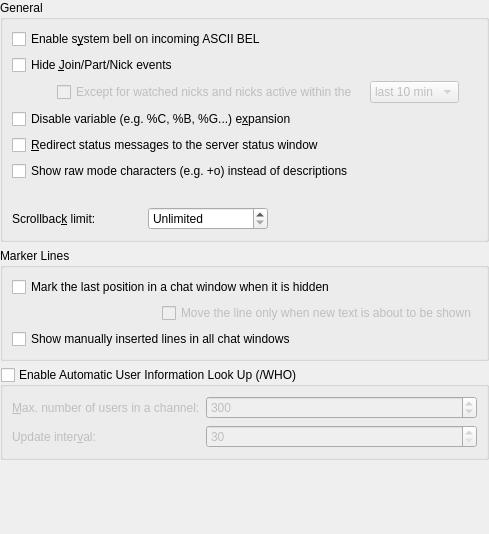
Old version of the form src/config/chatwindowbehaviour_config.ui in the repository KDE/konversation.
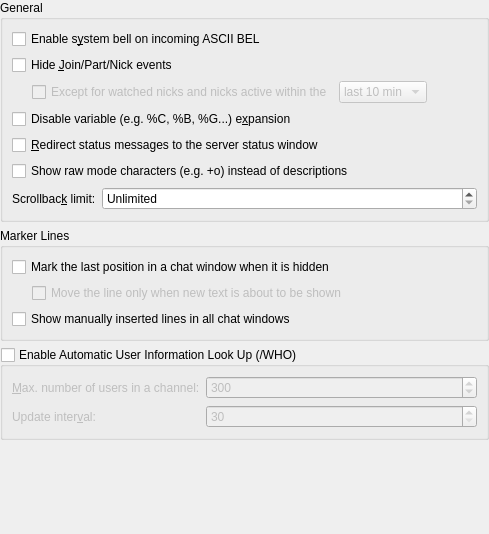
New version of the form. Custom widgets are drawn as their Qt base class.

Commit message:
Indent subordinante options consistently with a 20 px spacer
Height 0 to not accidentally blow the line height by bigger values
20 px is the width used across KDE Frameworks these days

Patch:
```diff
--- a/src/config/chatwindowbehaviour_config.ui
+++ b/src/config/chatwindowbehaviour_config.ui
@@ -28,8 +28,8 @@
      <property name="title">
       <string>General</string>
      </property>
-     <layout class="QGridLayout" name="gridLayout_3">
-      <item row="0" column="0" colspan="4">
+     <layout class="QFormLayout" name="formLayout_2">
+      <item row="0" column="0" colspan="2">
        <widget class="QCheckBox" name="kcfg_Beep">
         <property name="whatsThis">
          <string>Sounds the system bell when you receive an ASCII BEL (0x07) control character</string>
@@ -39,89 +39,14 @@
         </property>
        </widget>
       </item>
-      <item row="1" column="0" colspan="3">
+      <item row="2" column="0" colspan="2">
        <widget class="QCheckBox" name="kcfg_HideUnimportantEvents">
         <property name="text">
          <string>Hide &amp;Join/Part/Nick events</string>
         </property>
        </widget>
       </item>
-      <item row="2" column="0">
-       <spacer name="horizontalSpacer">
-        <property name="orientation">
-         <enum>Qt::Horizontal</enum>
-        </property>
-        <property name="sizeType">
-         <enum>QSizePolicy::Fixed</enum>
-        </property>
-        <property name="sizeHint" stdset="0">
-         <size>
-          <width>16</width>
-          <height>20</height>
-         </size>
-        </property>
-       </spacer>
-      </item>
-      <item row="2" column="1" colspan="3">
-       <widget class="QCheckBox" name="kcfg_HideUnimportantEventsExcludeActive">
-        <property name="enabled">
-         <bool>false</bool>
-        </property>
-        <property name="whatsThis">
-         <string>If checked, only events concerning active and watched nicks will be displayed.</string>
-        </property>
-        <property name="text">
-         <string>Except for watched nicks and nicks active within the</string>
-        </property>
-       </widget>
-      </item>
-      <item row="2" column="4">
-       <widget class="KComboBox" name="kcfg_HideUnimportantEventsExcludeActiveThreshold">
-        <property name="enabled">
-         <bool>false</bool>
-        </property>
-        <property name="sizePolicy">
-         <sizepolicy hsizetype="Minimum" vsizetype="Fixed">
-          <horstretch>0</horstretch>
-          <verstretch>0</verstretch>
-         </sizepolicy>
-        </property>
-        <item>
-         <property name="text">
-          <string comment="Is prefaced with: Except for watched nicks and nicks active within the">last 10 min</string>
-         </property>
-        </item>
-        <item>
-         <property name="text">
-          <string comment="Is prefaced with: Except for watched nicks and nicks active within the">last hour</string>
-         </property>
-        </item>
-        <item>
-         <property name="text">
-          <string comment="Is prefaced with: Except for watched nicks and nicks active within the">last day</string>
-         </property>
-        </item>
-        <item>
-         <property name="text">
-          <string comment="Is prefaced with: Except for watched nicks and nicks active within the">last week</string>
-         </property>
-        </item>
-       </widget>
-      </item>
-      <item row="2" column="5">
-       <spacer name="horizontalSpacer_2">
-        <property name="orientation">
-         <enum>Qt::Horizontal</enum>
-        </property>
-        <property name="sizeHint" stdset="0">
-         <size>
-          <width>40</width>
-          <height>20</height>
-         </size>
-        </property>
-       </spacer>
-      </item>
-      <item row="3" column="0" colspan="4">
+      <item row="6" column="0" colspan="2">
        <widget class="QCheckBox" name="kcfg_DisableExpansion">
         <property name="whatsThis">
          <string>Do not expand variables when sending text to the server. A variable starts with '%'; for example, %B will expand to the characters needed to make a text bold.</string>
@@ -131,14 +56,14 @@
         </property>
        </widget>
       </item>
-      <item row="4" column="0" colspan="4">
+      <item row="8" column="0" colspan="2">
        <widget class="QCheckBox" name="kcfg_RedirectServerAndAppMsgToStatusPane">
         <property name="text">
          <string>&amp;Redirect status messages to the server status window</string>
         </property>
        </widget>
       </item>
-      <item row="5" column="0" colspan="5">
+      <item row="10" column="0" colspan="2">
        <widget class="QCheckBox" name="kcfg_UseLiteralModes">
         <property name="whatsThis">
          <string>Keep channel mode string as a combination of characters instead of translating them into human readable words. E.g. '*** Channel modes: no messages from outside' will become '*** Channel modes: n'</string>
@@ -148,39 +73,7 @@
         </property>
        </widget>
       </item>
-      <item row="6" column="0" colspan="5">
-       <spacer name="spacer1_2">
-        <property name="orientation">
-         <enum>Qt::Horizontal</enum>
-        </property>
-        <property name="sizeType">
-         <enum>QSizePolicy::Expanding</enum>
-        </property>
-        <property name="sizeHint" stdset="0">
-         <size>
-          <width>410</width>
-          <height>20</height>
-         </size>
-        </property>
-       </spacer>
-      </item>
-      <item row="7" column="0" colspan="2">
-       <widget class="QLabel" name="textLabel1">
-        <property name="whatsThis">
-         <string>How many lines to keep in buffers, 0 = unlimited</string>
-        </property>
-        <property name="text">
-         <string>Scrollbac&amp;k limit:</string>
-        </property>
-        <property name="wordWrap">
-         <bool>false</bool>
-        </property>
-        <property name="buddy">
-         <cstring>kcfg_ScrollbackMax</cstring>
-        </property>
-       </widget>
-      </item>
-      <item row="7" column="2">
+      <item row="11" column="1">
        <widget class="KPluralHandlingSpinBox" name="kcfg_ScrollbackMax">
         <property name="minimumSize">
          <size>
@@ -199,21 +92,100 @@
         </property>
        </widget>
       </item>
-      <item row="7" column="3" colspan="2">
-       <spacer name="spacer1">
-        <property name="orientation">
-         <enum>Qt::Horizontal</enum>
+      <item row="11" column="0">
+       <widget class="QLabel" name="textLabel1">
+        <property name="whatsThis">
+         <string>How many lines to keep in buffers, 0 = unlimited</string>
         </property>
-        <property name="sizeType">
-         <enum>QSizePolicy::Expanding</enum>
+        <property name="text">
+         <string>Scrollbac&amp;k limit:</string>
         </property>
-        <property name="sizeHint" stdset="0">
-         <size>
-          <width>230</width>
-          <height>20</height>
-         </size>
+        <property name="wordWrap">
+         <bool>false</bool>
         </property>
-       </spacer>
+        <property name="buddy">
+         <cstring>kcfg_ScrollbackMax</cstring>
+        </property>
+       </widget>
+      </item>
+      <item row="3" column="0" colspan="2">
+       <layout class="QHBoxLayout" name="horizontalLayout">
+        <item>
+         <spacer name="indentHideUnimportantEventsExcludeActiveSpacer">
+          <property name="orientation">
+           <enum>Qt::Horizontal</enum>
+          </property>
+          <property name="sizeType">
+           <enum>QSizePolicy::Fixed</enum>
+          </property>
+          <property name="sizeHint" stdset="0">
+           <size>
+            <width>20</width>
+            <height>0</height>
+           </size>
+          </property>
+         </spacer>
+        </item>
+        <item>
+         <widget class="QCheckBox" name="kcfg_HideUnimportantEventsExcludeActive">
+          <property name="enabled">
+           <bool>false</bool>
+          </property>
+          <property name="whatsThis">
+           <string>If checked, only events concerning active and watched nicks will be displayed.</string>
+          </property>
+          <property name="text">
+           <string>Except for watched nicks and nicks active within the</string>
+          </property>
+         </widget>
+        </item>
+        <item>
+         <widget class="KComboBox" name="kcfg_HideUnimportantEventsExcludeActiveThreshold">
+          <property name="enabled">
+           <bool>false</bool>
+          </property>
+          <property name="sizePolicy">
+           <sizepolicy hsizetype="Minimum" vsizetype="Fixed">
+            <horstretch>0</horstretch>
+            <verstretch>0</verstretch>
+           </sizepolicy>
+          </property>
+          <item>
+           <property name="text">
+            <string comment="Is prefaced with: Except for watched nicks and nicks active within the">last 10 min</string>
+           </property>
+          </item>
+          <item>
+           <property name="text">
+            <string comment="Is prefaced with: Except for watched nicks and nicks active within the">last hour</string>
+           </property>
+          </item>
+          <item>
+           <property name="text">
+            <string comment="Is prefaced with: Except for watched nicks and nicks active within the">last day</string>
+           </property>
+          </item>
+          <item>
+           <property name="text">
+            <string comment="Is prefaced with: Except for watched nicks and nicks active within the">last week</string>
+           </property>
+          </item>
+         </widget>
+        </item>
+        <item>
+         <spacer name="horizontalSpacer_2">
+          <property name="orientation">
+           <enum>Qt::Horizontal</enum>
+          </property>
+          <property name="sizeHint">
+           <size>
+            <width>40</width>
+            <height>0</height>
+           </size>
+          </property>
+         </spacer>
+        </item>
+       </layout>
       </item>
      </layout>
     </widget>
@@ -223,8 +195,8 @@
      <property name="title">
       <string>Marker Lines</string>
      </property>
-     <layout class="QGridLayout" name="gridLayout_2">
-      <item row="0" column="0" colspan="2">
+     <layout class="QVBoxLayout" name="verticalLayout">
+      <item>
        <widget class="QCheckBox" name="kcfg_AutomaticRememberLine">
         <property name="whatsThis">
          <string>Inserts a remember line into the chat window when you switch to another chat window or minimize the application.</string>
@@ -237,33 +209,37 @@
         </property>
        </widget>
       </item>
-      <item row="1" column="0">
-       <spacer name="spacer9">
-        <property name="orientation">
-         <enum>Qt::Horizontal</enum>
-        </property>
-        <property name="sizeType">
-         <enum>QSizePolicy::Fixed</enum>
-        </property>
-        <property name="sizeHint" stdset="0">
-         <size>
-          <width>16</width>
-          <height>20</height>
-         </size>
-        </property>
-       </spacer>
+      <item>
+       <layout class="QHBoxLayout" name="horizontalLayout_2">
+        <item>
+         <spacer name="indentAutomaticRememberLineOnlyOnTextChangeSpacer">
+          <property name="orientation">
+           <enum>Qt::Horizontal</enum>
+          </property>
+          <property name="sizeType">
+           <enum>QSizePolicy::Fixed</enum>
+          </property>
+          <property name="sizeHint">
+           <size>
+            <width>20</width>
+            <height>0</height>
+           </size>
+          </property>
+         </spacer>
+        </item>
+        <item>
+         <widget class="QCheckBox" name="kcfg_AutomaticRememberLineOnlyOnTextChange">
+          <property name="enabled">
+           <bool>false</bool>
+          </property>
+          <property name="text">
+           <string>Move the line only when new text is about to be shown</string>
+          </property>
+         </widget>
+        </item>
+       </layout>
       </item>
-      <item row="1" column="1">
-       <widget class="QCheckBox" name="kcfg_AutomaticRememberLineOnlyOnTextChange">
-        <property name="enabled">
-         <bool>false</bool>
-        </property>
-        <property name="text">
-         <string>Move the line only when new text is about to be shown</string>
-        </property>
-       </widget>
-      </item>
-      <item row="2" column="0" colspan="2">
+      <item>
        <widget class="QCheckBox" name="kcfg_MarkerLineInAllViews">
         <property name="text">
          <string>Show manually inserted lines in all chat windows</string>
```
The commit also changes 2 other files.
